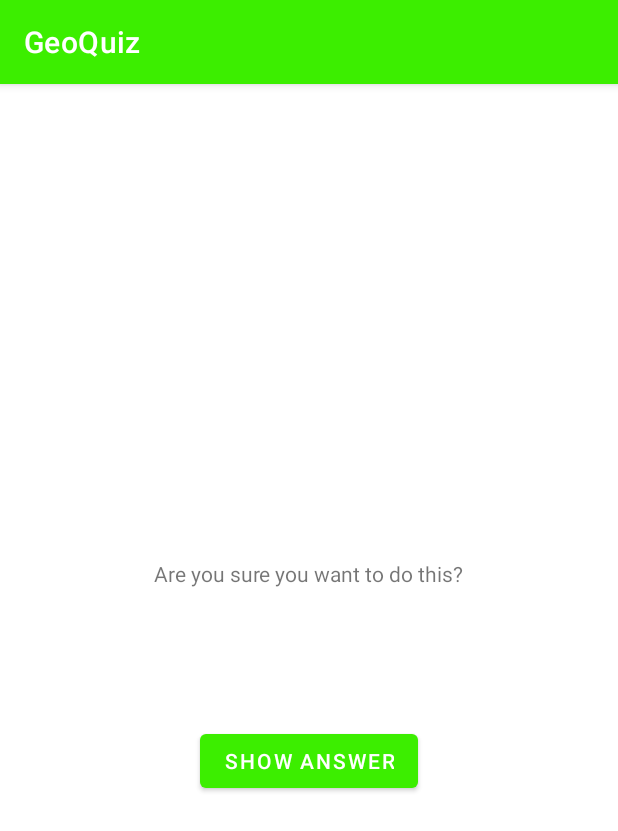
After one commit to Txagg1992/geoquiz, an Android app: the CheatActivity screen opened directly, with no data from a screen before it, on a phone screen of 412 x 824 dp. The commit adds this screen. Shown: the top 831 px of the screen. Run offline under Robolectric (Android 15) with nearby library versions, the phone set to English and light mode, and no system bars.

Commit message:
Cheat Activity added Need Unit Tests and VM for cheat Activity

```diff
--- a/app/src/main/AndroidManifest.xml
+++ b/app/src/main/AndroidManifest.xml
@@ -12,6 +12,9 @@
         android:theme="@style/Theme.GeoQuiz"
         tools:targetApi="31">
         <activity
+            android:name=".CheatActivity"
+            android:exported="false" />
+        <activity
             android:name=".MainActivity"
             android:exported="true">
             <intent-filter>
--- /dev/null
+++ b/app/src/main/java/com/curiousapps/geoquiz/CheatActivity.kt
@@ -0,0 +1,56 @@
+package com.curiousapps.geoquiz
+
+import android.app.Activity
+import android.content.Context
+import android.content.Intent
+import androidx.appcompat.app.AppCompatActivity
+import android.os.Bundle
+import com.curiousapps.geoquiz.databinding.ActivityCheatBinding
+
+private const val EXTRA_ANS_IS_TRUE = "com.curiousapps.geoquiz.answer_is_true"
+const val EXTRA_ANS_SHOWN = "com.curiousapps.geoquiz.answer_shown"
+class CheatActivity : AppCompatActivity() {
+
+    private lateinit var binding: ActivityCheatBinding
+    private var answerIsTrue = false
+    override fun onCreate(savedInstanceState: Bundle?) {
+        super.onCreate(savedInstanceState)
+        binding = ActivityCheatBinding.inflate(layoutInflater)
+        setContentView(binding.root)
+
+        initViewsAndExtras()
+    }
+
+    private fun initViewsAndExtras(){
+        answerIsTrue = intent.getBooleanExtra(EXTRA_ANS_IS_TRUE, false)
+        binding.apply {
+            showAnswerButton.setOnClickListener {
+                val answerText = when{
+                       answerIsTrue -> R.string.true_button_text
+                       else -> R.string.false_button_text
+                    }
+                answerTextView.setText(answerText)
+                setAnswerShownResult(true)
+            }
+        }
+    }
+
+    private fun setAnswerShownResult(isAnswerShown: Boolean){
+        val data = Intent().apply {
+        putExtra(EXTRA_ANS_SHOWN, isAnswerShown)
+        }
+        setResult(Activity.RESULT_OK, data)
+    }
+
+    companion object{
+        fun newIntent(packageContext: Context, answerIsTrue: Boolean): Intent{
+            return Intent(packageContext, CheatActivity::class.java).apply {
+                putExtra(EXTRA_ANS_IS_TRUE, answerIsTrue)
+            }
+        }
+    }
+
+    override fun finishActivity(requestCode: Int) {
+        super.finishActivity(requestCode)
+    }
+}
--- /dev/null
+++ b/app/src/main/res/layout/activity_cheat.xml
@@ -0,0 +1,29 @@
+<?xml version="1.0" encoding="utf-8"?>
+<LinearLayout
+    xmlns:android="http://schemas.android.com/apk/res/android"
+    xmlns:app="http://schemas.android.com/apk/res-auto"
+    xmlns:tools="http://schemas.android.com/tools"
+    android:layout_width="match_parent"
+    android:layout_height="match_parent"
+    android:gravity="center"
+    android:orientation="vertical"
+    tools:context=".CheatActivity">
+
+    <TextView
+        android:id="@+id/cheat_warning"
+        android:layout_width="wrap_content"
+        android:layout_height="wrap_content"
+        android:padding="24dp"
+        android:text="@string/warning_text"/>
+    <TextView
+        android:id="@+id/answer_text_view"
+        android:layout_width="wrap_content"
+        android:layout_height="wrap_content"
+        android:padding="24dp"
+        tools:text="Answer"/>
+    <Button
+        android:id="@+id/show_answer_button"
+        android:layout_width="wrap_content"
+        android:layout_height="wrap_content"
+        android:text="@string/show_answer_button_text"/>
+</LinearLayout>
--- a/app/src/main/res/values/strings.xml
+++ b/app/src/main/res/values/strings.xml
@@ -1,7 +1,7 @@
 <resources>
     <string name="app_name">GeoQuiz</string>
-    <string name="true_button">TRUE</string>
-    <string name="false_button">FALSE</string>
+    <string name="true_button_text">TRUE</string>
+    <string name="false_button_text">FALSE</string>
     <string name="correct_toast">Correct</string>
     <string name="incorrect_toast">Nope</string>
     <string name="next_button">NEXT</string>
@@ -15,4 +15,10 @@
     <string name="question_americas">The Amazon River is the longest river in the Americas.</string>
     <string name="question_asia">Lake Baikal is the world\'s oldest and deepest freshwater lake.</string>
 
+    //Cheat Activity
+    <string name="warning_text">Are you sure you want to do this?</string>
+    <string name="show_answer_button_text">Show Answer</string>
+    <string name="cheat_button_text">Cheat!</string>
+    <string name="judgement_toast">Cheating is wrong!</string>
+
 </resources>
```
Also changed, not shown: app/src/main/java/com/curiousapps/geoquiz/MainActivity.kt (+32 -6 lines), app/src/main/java/com/curiousapps/geoquiz/QuizViewModel.kt (+8 -0 lines), app/src/main/res/layout/activity_main.xml (+15 -6 lines), 2 other files.
